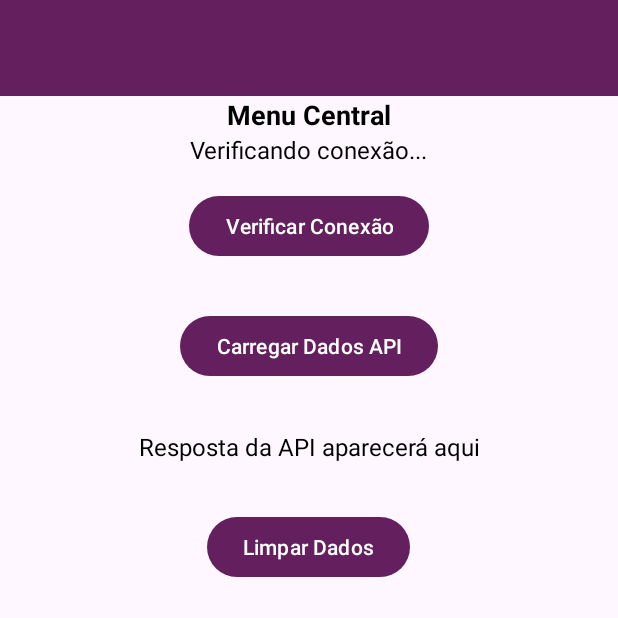
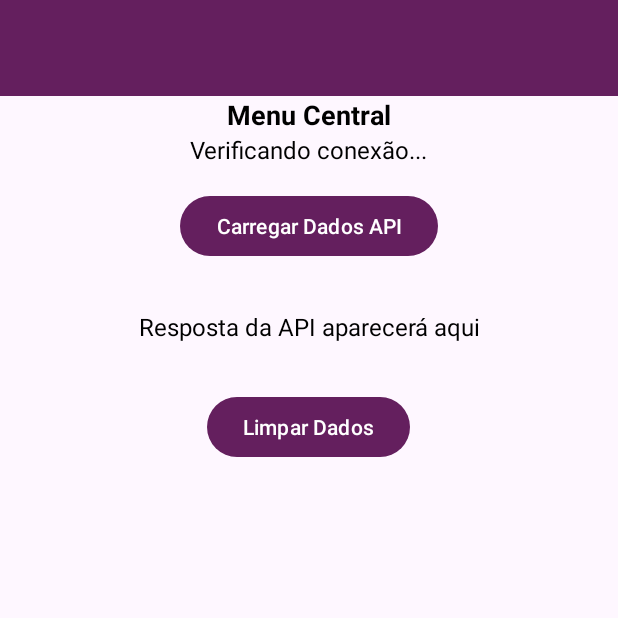
Before and after one commit to BarbaGrisalha/mobileSpotWine, an Android app: the MenuMainActivity screen opened directly, with no data from a screen before it, on a phone screen of 412 x 824 dp, the top half of it. Run offline under Robolectric (Android 15) with nearby library versions, the phone set to English and light mode, and no system bars; our stand-ins replace Volley; network calls fail.

Commit message:
Sanitização do código-retirada do botao de verificacao de internet

```diff
--- a/app/src/main/res/layout/activity_menu_main.xml
+++ b/app/src/main/res/layout/activity_menu_main.xml
@@ -36,14 +36,14 @@
             android:textColor="@color/black"
             android:text="Verificando conexão..."
             android:textSize="16sp" />
-        <!--Botão pra verificaçao de conexão -->
+        <!--Botão pra verificaçao de conexão
             <Button
                 android:id="@+id/btnCheckConnection"
                 android:layout_width="wrap_content"
                 android:layout_height="wrap_content"
                 android:layout_gravity="center"
                 android:layout_margin="16dp"
-                android:text="Verificar Conexão"/>
+                android:text="Verificar Conexão"/> -->
         <!--Botão para conexão com API -->
         <Button
             android:id="@+id/btnFetchData"
```
